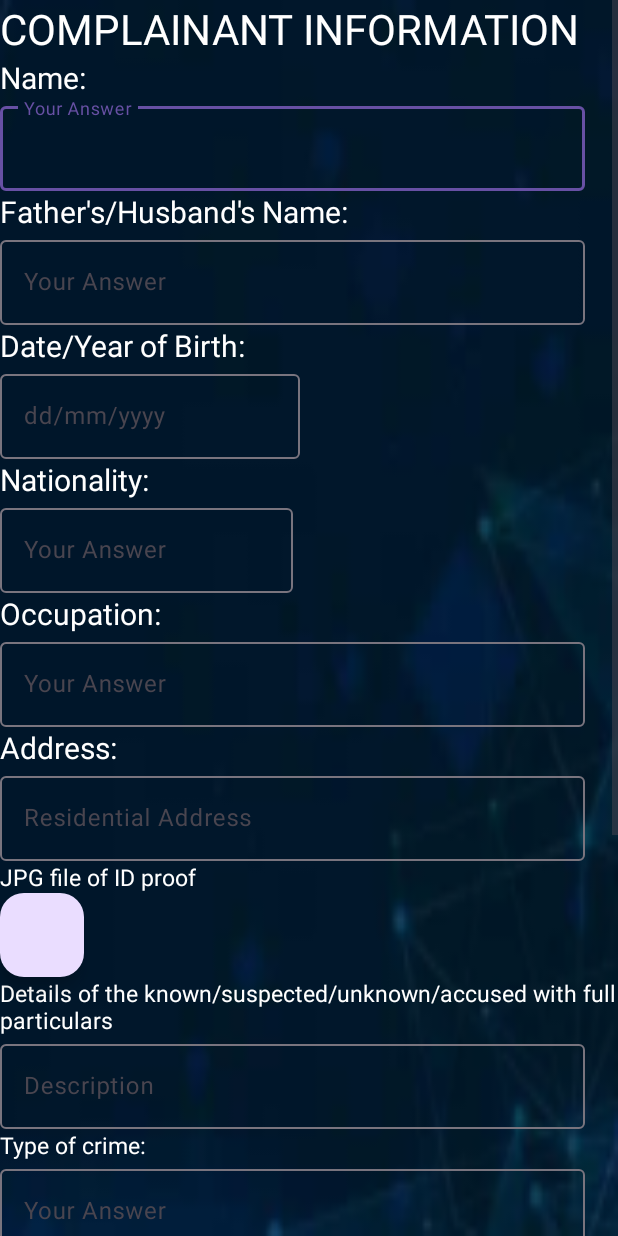
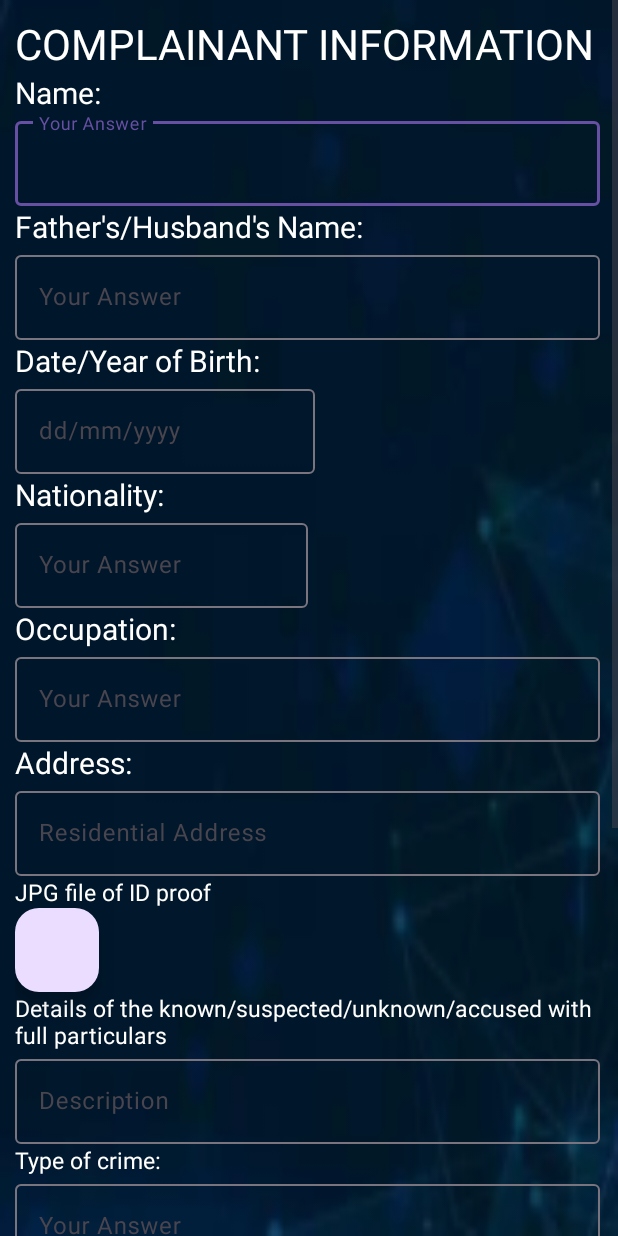
Before and after one commit to codeHamster1306/reportezapp-, an Android app: the Form screen opened directly, with no data from a screen before it, on a phone screen of 412 x 824 dp. Run offline under Robolectric (Android 15) with nearby library versions, the light colour scheme and no system bars; 13 statements that could not run were skipped.

Commit message:
Update activity_form.xml

```diff
--- a/app/src/main/res/layout/activity_form.xml
+++ b/app/src/main/res/layout/activity_form.xml
@@ -10,6 +10,10 @@
         <LinearLayout
             android:layout_width="match_parent"
             android:orientation="vertical"
+            android:layout_marginTop="10dp"
+            android:layout_marginLeft="10dp"
+            android:layout_marginBottom="10dp"
+            android:layout_marginRight="10dp"
             android:layout_height="match_parent">
 
             <TextView
```
